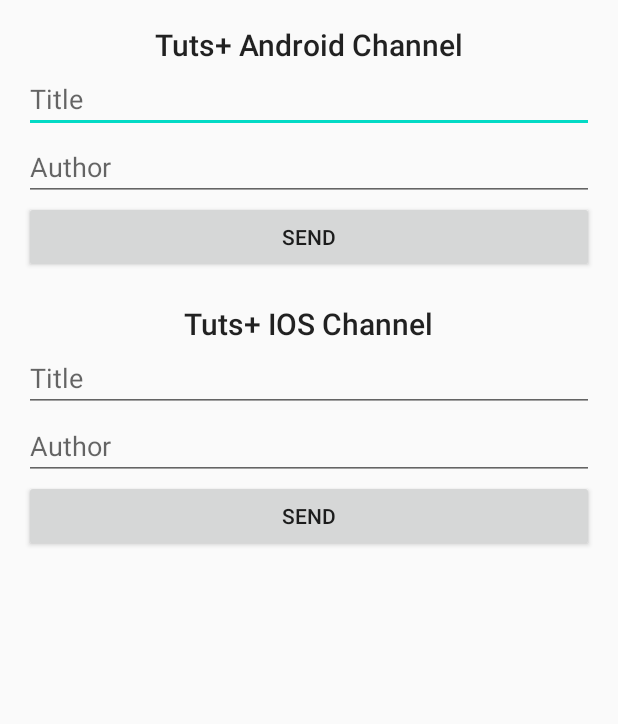
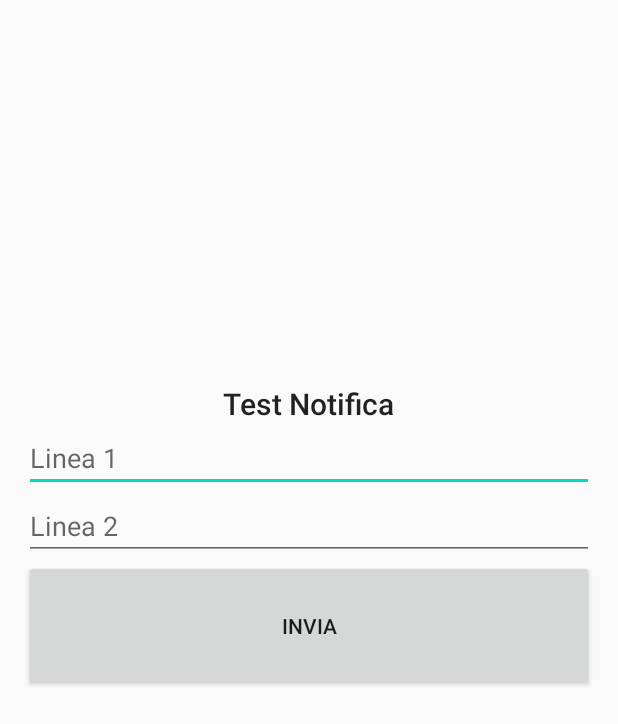
Before and after one commit to UniveIngSw2020/Disarray_Men, an Android app: the layout activity_main.xml on its own in the app's theme, with its tools: preview values and no code run, on a phone screen of 412 x 824 dp. Shown: the top 724 px of the screen. Run offline under Robolectric (Android 15) with nearby library versions, the phone set to English and light mode, and no system bars.

Commit message:
Removed IOS support

```diff
--- a/RedZone/app/src/main/java/com/disarraymen/redzone/NotificationUtils.java
+++ b/RedZone/app/src/main/java/com/disarraymen/redzone/NotificationUtils.java
@@ -14,9 +14,7 @@ public class NotificationUtils extends ContextWrapper {
 
     private NotificationManager mManager;
     public static final String ANDROID_CHANNEL_ID = "com.chikeandroid.tutsplustalerts.ANDROID";
-    public static final String IOS_CHANNEL_ID = "com.chikeandroid.tutsplustalerts.IOS";
     public static final String ANDROID_CHANNEL_NAME = "ANDROID CHANNEL";
-    public static final String IOS_CHANNEL_NAME = "IOS CHANNEL";
 
     @RequiresApi(api = Build.VERSION_CODES.O)
     public NotificationUtils(Context base) {
@@ -40,15 +38,6 @@ public class NotificationUtils extends ContextWrapper {
         androidChannel.setLockscreenVisibility(Notification.VISIBILITY_PRIVATE);
 
         getManager().createNotificationChannel(androidChannel);
-
-        // create ios channel
-        NotificationChannel iosChannel = new NotificationChannel(IOS_CHANNEL_ID,
-                IOS_CHANNEL_NAME, NotificationManager.IMPORTANCE_HIGH);
-        iosChannel.enableLights(true);
-        iosChannel.enableVibration(true);
-        iosChannel.setLightColor(Color.GRAY);
-        iosChannel.setLockscreenVisibility(Notification.VISIBILITY_PUBLIC);
-        getManager().createNotificationChannel(iosChannel);
     }
 
     public NotificationManager getManager() {
--- a/RedZone/app/src/main/res/layout/activity_main.xml
+++ b/RedZone/app/src/main/res/layout/activity_main.xml
@@ -15,62 +15,35 @@
         android:layout_height="wrap_content"
         android:orientation="vertical">
 
+        <LinearLayout
+            android:layout_width="match_parent"
+            android:layout_height="239dp"
+            android:orientation="vertical" />
+
         <TextView
             android:layout_width="wrap_content"
             android:layout_height="wrap_content"
-                android:text="Tuts+ Android Channel"
             android:layout_gravity="center_horizontal"
-                android:textAppearance="@style/TextAppearance.AppCompat.Title"/>
+            android:text="Test Notifica"
+            android:textAppearance="@style/TextAppearance.AppCompat.Title" />
 
         <EditText
             android:id="@+id/et_android_title"
             android:layout_width="match_parent"
             android:layout_height="wrap_content"
-                android:hint="Title"/>
+            android:hint="Linea 1" />
 
         <EditText
             android:id="@+id/et_android_author"
             android:layout_width="match_parent"
             android:layout_height="wrap_content"
-                android:hint="Author"/>
+            android:hint="Linea 2" />
 
         <Button
             android:id="@+id/btn_send_android"
             android:layout_width="match_parent"
-                android:layout_height="wrap_content"
-                android:text="Send"/>
-    </LinearLayout>
-
-    <LinearLayout
-            android:layout_width="match_parent"
-            android:layout_height="wrap_content"
-            android:orientation="vertical"
-            android:layout_marginTop="20dp">
-
-        <TextView
-                android:layout_width="wrap_content"
-                android:layout_height="wrap_content"
-                android:text="Tuts+ IOS Channel"
-                android:layout_gravity="center_horizontal"
-                android:textAppearance="@style/TextAppearance.AppCompat.Title"/>
-
-        <EditText
-                android:id="@+id/et_ios_title"
-                android:layout_width="match_parent"
-                android:layout_height="wrap_content"
-                android:hint="Title"
-                />
-
-        <EditText
-                android:id="@+id/et_ios_author"
-                android:layout_width="match_parent"
-                android:layout_height="wrap_content"
-                android:hint="Author"/>
-        <Button
-                android:id="@+id/btn_send_ios"
-                android:layout_width="match_parent"
-                android:layout_height="wrap_content"
-                android:text="Send"/>
+            android:layout_height="87dp"
+            android:text="Invia" />
     </LinearLayout>
 
 </LinearLayout>
```
Lines whose indentation alone changed are shown as unchanged.
